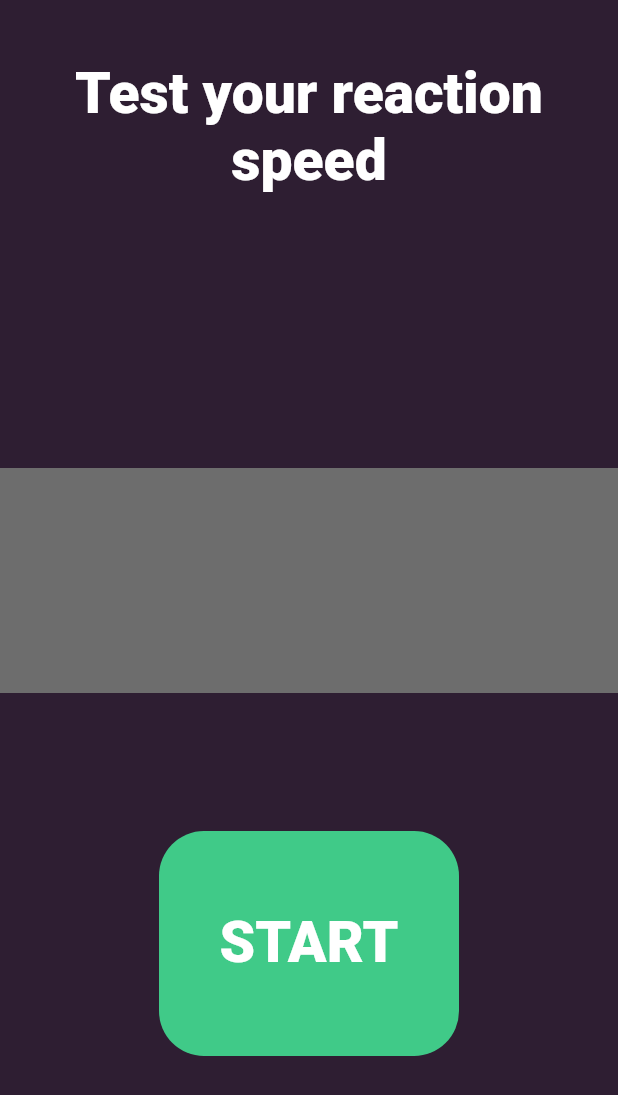
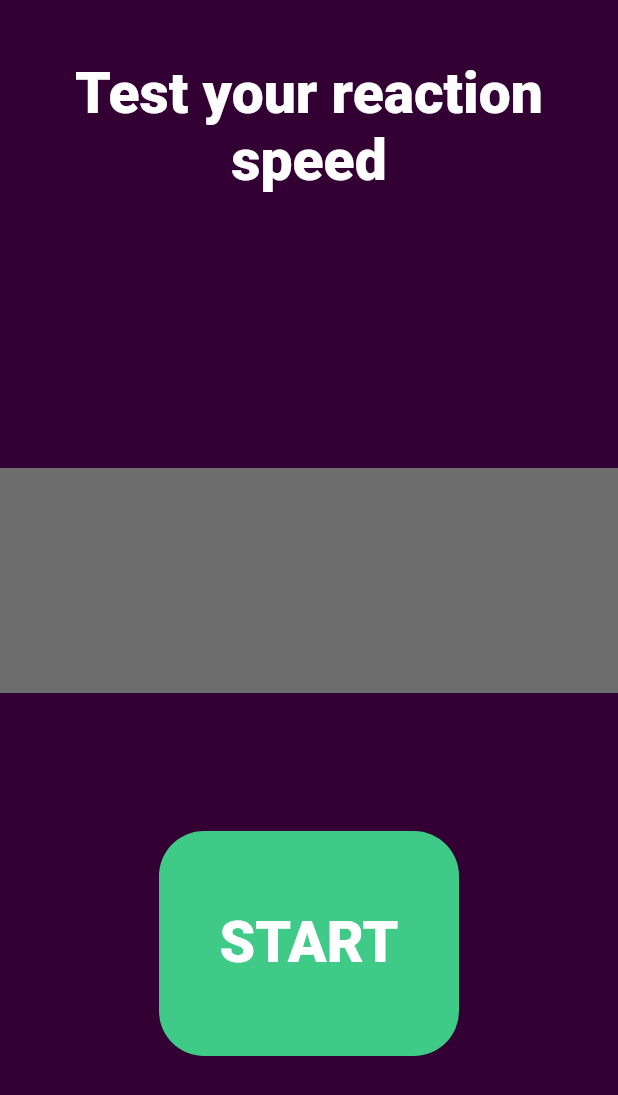
Before and after one commit to Carapacik/reaction_test, a Flutter app: the screen it shows after launch, on a phone screen of 412 x 824 dp. Shown: the top 1095 px of the screen. Run offline on Flutter 3.47's test engine with Material 2 defaults, Android fonts, the phone set to English and light mode, and no system bars; drawn by our look-alikes of google_mobile_ads; network calls fail.

Commit message:
some fixes

```diff
--- a/lib/ad_state.dart
+++ b/lib/ad_state.dart
@@ -8,10 +8,11 @@ class AdState {
   AdState(this.initialization);
 
   String get bannerAdUnitId => Platform.isAndroid
-      ? "ca-app-pub-3940256099942544/6300978111"
+      ? "ca-app-pub-6023624871762142/6725081797"
       : "id for Apple";
 
   BannerAdListener get adListener => _adListener;
+
   BannerAdListener _adListener = BannerAdListener(
     onAdLoaded: (Ad ad) => print('Ad loaded.'),
     onAdFailedToLoad: (Ad ad, LoadAdError error) {
--- a/lib/main.dart
+++ b/lib/main.dart
@@ -65,7 +65,7 @@ class MyHomePageState extends State<MyHomePage> {
   @override
   Widget build(BuildContext context) {
     return Scaffold(
-      backgroundColor: Color(0xFF2E1E32),
+      backgroundColor: Color(0xFF330033),
       body: SafeArea(
         child: Column(
           children: [
--- a/pubspec.yaml
+++ b/pubspec.yaml
@@ -2,7 +2,7 @@ name: reactiontest
 description: Simple reaction test
 publish_to: 'none'
 
-version: 1.0.2+4
+version: 1.0.3+4
 
 environment:
   sdk: ">=2.12.0 <3.0.0"
```
